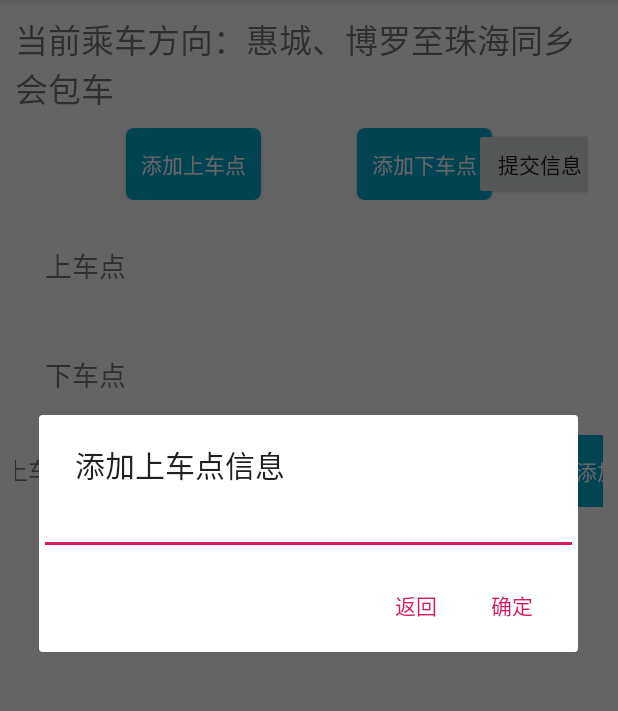
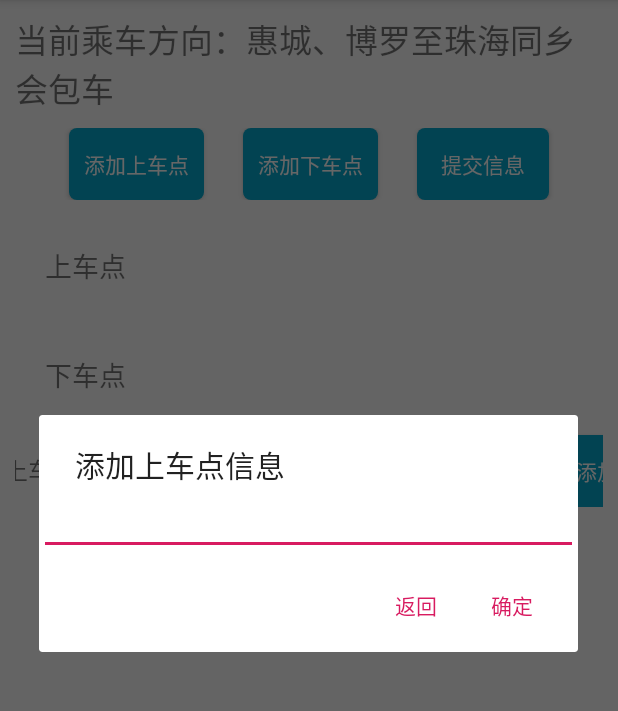
Before and after one commit to 1044375652/HomeWork, an Android app: the ChooseBusMessageActivity screen opened directly, with no data from a screen before it, after a tap on "添加上车点", on a phone screen of 412 x 824 dp, the part 84-795 px from its top. Run offline under Robolectric (Android 15) with nearby library versions, the phone set to English and light mode, and no system bars; libraries missing offline, so code that uses them is left out: org.apache.commons; 1 statement that could not run was skipped.

```diff
--- a/app/src/main/java/com/example/administrator/tongxianghui/src/four/ChooseBusMessageActivity.java
+++ b/app/src/main/java/com/example/administrator/tongxianghui/src/four/ChooseBusMessageActivity.java
@@ -4,6 +4,7 @@ import android.app.DatePickerDialog;
 import android.app.TimePickerDialog;
 import android.content.Context;
 import android.content.DialogInterface;
+import android.content.Intent;
 import android.os.Handler;
 import android.support.v7.app.AlertDialog;
 import android.support.v7.app.AppCompatActivity;
@@ -30,7 +31,6 @@ import com.example.administrator.tongxianghui.utils.PointMessage;
 import com.google.gson.Gson;
 
 import org.apache.commons.lang.StringUtils;
-import org.w3c.dom.Text;
 
 import java.io.IOException;
 import java.text.ParseException;
@@ -43,6 +43,8 @@ import java.util.HashMap;
 import java.util.List;
 import java.util.Map;
 import java.util.Random;
+import java.util.Timer;
+import java.util.TimerTask;
 
 import okhttp3.Call;
 import okhttp3.Callback;
@@ -54,18 +56,15 @@ import okhttp3.Response;
 
 public class ChooseBusMessageActivity extends AppCompatActivity {
 
-    private Bundle bundle;
     private static final String TAG = ChooseBusMessageActivity.class.getName();
     private Context context;
     private int directionType;
-    private TextView fourCurrentDirection;
     private DataBaseHelper dataBaseHelper;
     private List<PointMessagesInfo> pointMessagesInfoList;
     private OkHttpClient okHttpClient;
     private RequestBody requestBody;
     private Request request;
     private Call call;
-    private Response response;
     private Gson gson;
     private List<String> upPointList;
     private List<String> downPointList;
@@ -78,13 +77,16 @@ public class ChooseBusMessageActivity extends AppCompatActivity {
     private static int SEEDS = 1000000;
     private Random random;
     private MediaType json = MediaType.parse("application/json;charset=utf-8");
+    private Intent intent;
+    private TimerTask timerTask;
+    private Timer timer;
 
     @Override
     protected void onCreate(Bundle savedInstanceState) {
         super.onCreate(savedInstanceState);
         setContentView(R.layout.activity_choose_bus_message);
         context = ChooseBusMessageActivity.this;
-        bundle = getIntent().getBundleExtra("directionType");
+        Bundle bundle = getIntent().getBundleExtra("directionType");
         directionType = bundle.getInt("directionType");
         dataBaseHelper = DataBaseHelper.getDataBaseHelper(context);
         handler = new Handler();
@@ -98,7 +100,7 @@ public class ChooseBusMessageActivity extends AppCompatActivity {
     @Override
     protected void onStart() {
         super.onStart();
-        fourCurrentDirection = findViewById(R.id.fourCurrentDirection);
+        TextView fourCurrentDirection = findViewById(R.id.fourCurrentDirection);
         fourCurrentDirection.setText(switchDirectionMsg(directionType));
     }
 
@@ -107,6 +109,9 @@ public class ChooseBusMessageActivity extends AppCompatActivity {
         super.onResume();
         String[] columns = new String[]{"_id", "name", "point_type", "direction_type", "point_status"};
         pointMessagesInfoList = dataBaseHelper.selectDataFromPointMessageTable(columns, null, null);
+        for (PointMessagesInfo pointMessagesInfo : pointMessagesInfoList) {
+            Log.i(TAG, pointMessagesInfo.getPointStatus() + "");
+        }
         if (pointMessagesInfoList.size() == 0) {
             requestDataFromService();
         } else {
@@ -167,6 +172,7 @@ public class ChooseBusMessageActivity extends AppCompatActivity {
                 if (res.getCode() == 200) {
                     PointMessagesInfo[] pointMessagesInfos = gson.fromJson(String.valueOf(res.getData()), PointMessagesInfo[].class);
                     pointMessagesInfoList = Arrays.asList(pointMessagesInfos);
+                    dataBaseHelper.deleteDataToPointMessageTable(null, null);
                     dataBaseHelper.addDataToPointMessageTable(pointMessagesInfoList);
                     showUpAndDownPointView(pointMessagesInfoList);
                 }
@@ -201,12 +207,11 @@ public class ChooseBusMessageActivity extends AppCompatActivity {
         LinearLayout upPointLinearLayout = findViewById(R.id.fourUpPointGroup);
         LinearLayout downPointLinearLayout = findViewById(R.id.fourDownPointGroup);
 
-        handler.post(new Runnable() {
-            @Override
-            public void run() {
+        handler.post(() -> {
+            upPointLinearLayout.removeAllViews();
+            downPointLinearLayout.removeAllViews();
             upPointLinearLayout.addView(upPointListView);
             downPointLinearLayout.addView(downPointListView);
-            }
         });
     }
 
@@ -217,12 +222,9 @@ public class ChooseBusMessageActivity extends AppCompatActivity {
         }
         String[] upPointLists = upPointList.toArray(new String[upPointList.size()]);
         fourChooseUpPointDialog.setTitle("请选择上车点")
-                .setItems(upPointLists, new DialogInterface.OnClickListener() {
-                    @Override
-                    public void onClick(DialogInterface dialogInterface, int i) {
+                .setItems(upPointLists, (dialogInterface, i) -> {
                     fourInputUpPoint.setText("");
                     fourInputUpPoint.setText(upPointLists[i]);
-                    }
                 }).create().show();
     }
 
@@ -242,25 +244,19 @@ public class ChooseBusMessageActivity extends AppCompatActivity {
         chooseTime.put("mMinute", mMinute);
 
 
-        TimePickerDialog timePickerDialog = new TimePickerDialog(context, new TimePickerDialog.OnTimeSetListener() {
-            @Override
-            public void onTimeSet(TimePicker timePicker, int i, int i1) {
+        TimePickerDialog timePickerDialog = new TimePickerDialog(context, (timePicker, i, i1) -> {
             chooseTime.put("mHour", i);
             chooseTime.put("mMinute", i1);
             String time = chooseTime.get("mYear") + "-" + chooseTime.get("mMonth") + "-" + chooseTime.get("mDay") + " " + chooseTime.get("mHour") + ":" + chooseTime.get("mMinute");
             fourInputUpPointTime.setText("");
             fourInputUpPointTime.setText(time);
-            }
         }, mHour, mMinute, true);
 
-        DatePickerDialog datePickerDialog = new DatePickerDialog(context, new DatePickerDialog.OnDateSetListener() {
-            @Override
-            public void onDateSet(DatePicker datePicker, int i, int i1, int i2) {
+        DatePickerDialog datePickerDialog = new DatePickerDialog(context, (datePicker, i, i1, i2) -> {
             chooseTime.put("mYear", i);
             chooseTime.put("mMonth", i1 + 1);
             chooseTime.put("mDay", i2);
             timePickerDialog.show();
-            }
         }, mYear, mMonth, mDay);
 
         datePickerDialog.show();
@@ -273,25 +269,13 @@ public class ChooseBusMessageActivity extends AppCompatActivity {
         String upPointMsg = String.valueOf(fourInputUpPoint.getText());
         if (StringUtils.isBlank(upPointMsg)) {
             fourAddBusMessagesDialog.setTitle("上车点未选择")
-                    .setPositiveButton("返回", new DialogInterface.OnClickListener() {
-                        @Override
-                        public void onClick(DialogInterface dialogInterface, int i) {
-                            dialogInterface.dismiss();
-                        }
-                    }).create().show();
+                    .setPositiveButton("返回", (dialogInterface, i) -> dialogInterface.dismiss()).create().show();
         } else if (StringUtils.isBlank(upPointTimeMsg)) {
             fourAddBusMessagesDialog.setTitle("上车时间未选择")
-                    .setPositiveButton("返回", new DialogInterface.OnClickListener() {
-                        @Override
-                        public void onClick(DialogInterface dialogInterface, int i) {
-                            dialogInterface.dismiss();
-                        }
-                    }).create().show();
+                    .setPositiveButton("返回", (dialogInterface, i) -> dialogInterface.dismiss()).create().show();
         } else {
             fourAddBusMessagesDialog.setTitle("确定信息无误？")
-                    .setPositiveButton("确定", new DialogInterface.OnClickListener() {
-                        @Override
-                        public void onClick(DialogInterface dialogInterface, int i) {
+                    .setPositiveButton("确定", (dialogInterface, i) -> {
                         SimpleDateFormat simpleDateFormat = new SimpleDateFormat("yyyy-MM-dd HH:mm");
                         fourInputUpPointTime.setText("");
                         fourInputUpPoint.setText("");
@@ -312,14 +296,8 @@ public class ChooseBusMessageActivity extends AppCompatActivity {
                         TextView fourMsg = new TextView(context);
                         fourMsg.setText("上车点：" + upPointMsg + ",上车时间：" + upPointTimeMsg);
                         fourMsgGroup.addView(fourMsg);
-                        }
                     })
-                    .setNegativeButton("我再看看", new DialogInterface.OnClickListener() {
-                        @Override
-                        public void onClick(DialogInterface dialogInterface, int i) {
-                            dialogInterface.dismiss();
-                        }
-                    })
+                    .setNegativeButton("我再看看", (dialogInterface, i) -> dialogInterface.dismiss())
                     .create().show();
         }
     }
@@ -329,9 +307,7 @@ public class ChooseBusMessageActivity extends AppCompatActivity {
         EditText addUpPointInput = new EditText(context);
         addUpPointBuilder.setTitle("添加上车点信息")
                 .setView(addUpPointInput)
-                .setPositiveButton("确定", new DialogInterface.OnClickListener() {
-                    @Override
-                    public void onClick(DialogInterface dialogInterface, int i) {
+                .setPositiveButton("确定", (dialogInterface, i) -> {
                     String msg = String.valueOf(addUpPointInput.getText());
                     if (StringUtils.isBlank(String.valueOf(addUpPointInput.getText()))) {
                         showDialog("未输入上车点信息");
@@ -343,20 +319,12 @@ public class ChooseBusMessageActivity extends AppCompatActivity {
                                 .setPointType(0)
                                 .setDirectionType(directionType);
 
-                            pointMessagesInfoList.add(pointMessagesInfo);
-
                         if (addUpPointMessageUrl(pointMessagesInfo)) {
 
                         }
                     }
-                    }
                 })
-                .setNegativeButton("返回", new DialogInterface.OnClickListener() {
-                    @Override
-                    public void onClick(DialogInterface dialogInterface, int i) {
-                        dialogInterface.dismiss();
-                    }
-                })
+                .setNegativeButton("返回", (dialogInterface, i) -> dialogInterface.dismiss())
                 .create().show();
 
     }
@@ -364,12 +332,7 @@ public class ChooseBusMessageActivity extends AppCompatActivity {
     private void showDialog(String msg) {
         AlertDialog.Builder builder = new AlertDialog.Builder(context);
         builder.setTitle(msg)
-                .setNegativeButton("返回", new DialogInterface.OnClickListener() {
-                    @Override
-                    public void onClick(DialogInterface dialogInterface, int i) {
-                        dialogInterface.dismiss();
-                    }
-                })
+                .setNegativeButton("返回", (dialogInterface, i) -> dialogInterface.dismiss())
                 .create().show();
     }
 
@@ -393,7 +356,19 @@ public class ChooseBusMessageActivity extends AppCompatActivity {
             public void onResponse(Call call, Response response) throws IOException {
                 Res res = gson.fromJson(response.body().string(), Res.class);
                 if (res.getCode() == 200) {
+                    handler.post(() -> {
                         toast("添加成功");
+                        modifyPointMessageStatus(pointMessagesInfoList);
+                        intent = new Intent(context, ChooseBusMessageActivity.class);
+                        timerTask = new TimerTask() {
+                            @Override
+                            public void run() {
+                                startActivity(intent);
+                            }
+                        };
+                        timer = new Timer();
+                        timer.schedule(timerTask, 1000);
+                    });
                 } else {
 
                 }
--- a/app/src/main/res/layout/activity_choose_bus_message.xml
+++ b/app/src/main/res/layout/activity_choose_bus_message.xml
@@ -21,11 +21,11 @@
         android:padding="10sp">
 
         <Button
-            android:onClick="fourAddUpPoint"
             android:id="@+id/fourUpPointBtn"
             android:layout_width="wrap_content"
             android:layout_height="wrap_content"
             android:background="@drawable/index_btn"
+            android:onClick="fourAddUpPoint"
             android:text="@string/add_up_point"
             android:textColor="@color/white"
             app:layout_constraintBottom_toBottomOf="parent"
@@ -37,19 +37,21 @@
             android:id="@+id/fourDownPointBtn"
             android:layout_width="wrap_content"
             android:layout_height="wrap_content"
-            android:layout_gravity="right"
             android:background="@drawable/index_btn"
             android:text="@string/add_down_point"
             android:textColor="@color/white"
             app:layout_constraintBottom_toBottomOf="parent"
             app:layout_constraintLeft_toRightOf="@id/fourUpPointBtn"
-            app:layout_constraintRight_toRightOf="parent"
+            app:layout_constraintRight_toLeftOf="@id/fourSubmitBtn"
             app:layout_constraintTop_toTopOf="parent" />
 
         <Button
+            android:id="@+id/fourSubmitBtn"
             android:layout_width="wrap_content"
             android:layout_height="wrap_content"
+            android:background="@drawable/index_btn"
             android:text="@string/submit_bus_message"
+            android:textColor="@color/white"
             app:layout_constraintBottom_toBottomOf="parent"
             app:layout_constraintLeft_toRightOf="@id/fourDownPointBtn"
             app:layout_constraintRight_toRightOf="parent"
@@ -107,6 +109,7 @@
             app:layout_constraintTop_toTopOf="parent" />
 
         <EditText
+            android:inputType="text"
             android:id="@+id/fourInputUpPoint"
             android:layout_width="wrap_content"
             android:layout_height="wrap_content"
@@ -133,6 +136,7 @@
             app:layout_constraintTop_toTopOf="parent" />
 
         <EditText
+            android:inputType="text"
             android:id="@+id/fourInputUpPointTime"
             android:layout_width="wrap_content"
             android:layout_height="wrap_content"
```
Also changed, not shown: app/src/main/java/com/example/administrator/tongxianghui/dao/DataBaseHelper.java (+9 -2 lines), app/src/main/java/com/example/administrator/tongxianghui/src/index/MainActivity.java (+4 -4 lines). Lines whose indentation alone changed are shown as unchanged.
